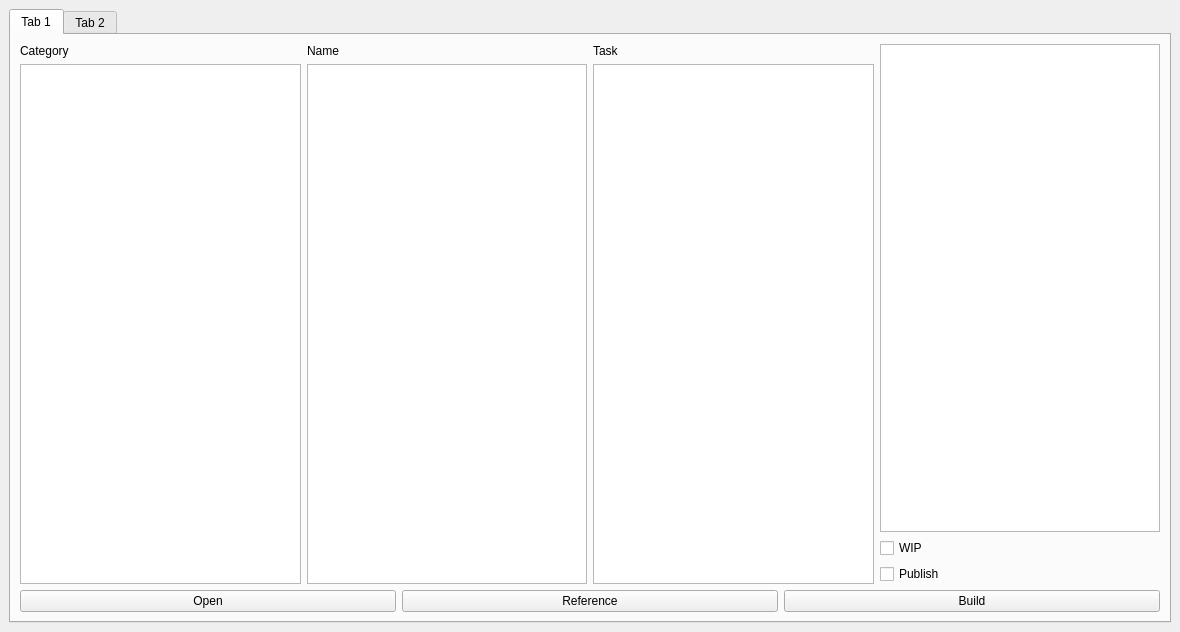
Qt form pipeline/ui/qt/browser_window.ui (Ayaee/Pipeline_Browser) before a commit.
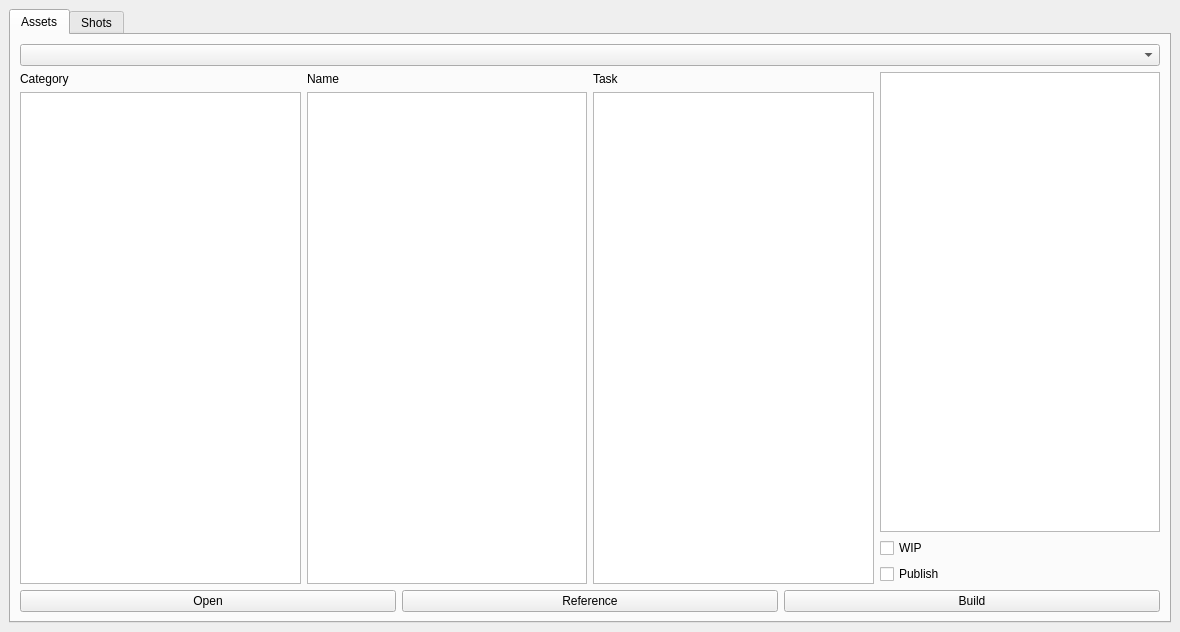
The same form after that commit. The open tabs and pages were chosen to show the change.

What changed in the file:
```diff
--- a/pipeline/ui/qt/browser_window.ui
+++ b/pipeline/ui/qt/browser_window.ui
@@ -28,11 +28,14 @@
       </property>
       <widget class="QWidget" name="asset">
        <attribute name="title">
-        <string>Tab 1</string>
+        <string>Assets</string>
        </attribute>
        <layout class="QHBoxLayout" name="horizontalLayout_2">
         <item>
          <layout class="QVBoxLayout" name="verticalLayout">
+          <item>
+           <widget class="QComboBox" name="movies"/>
+          </item>
           <item>
            <layout class="QHBoxLayout" name="horizontalLayout_6">
             <item>
@@ -131,7 +134,7 @@
       </widget>
       <widget class="QWidget" name="tab_2">
        <attribute name="title">
-        <string>Tab 2</string>
+        <string>Shots</string>
        </attribute>
       </widget>
      </widget>
```
Left out of the diff: 30 changed lines with no effect on the pictures.
